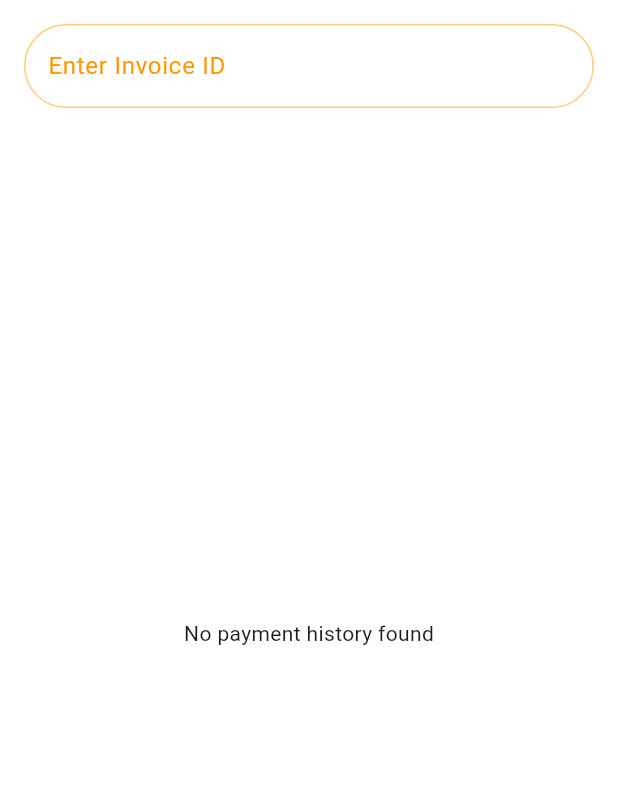
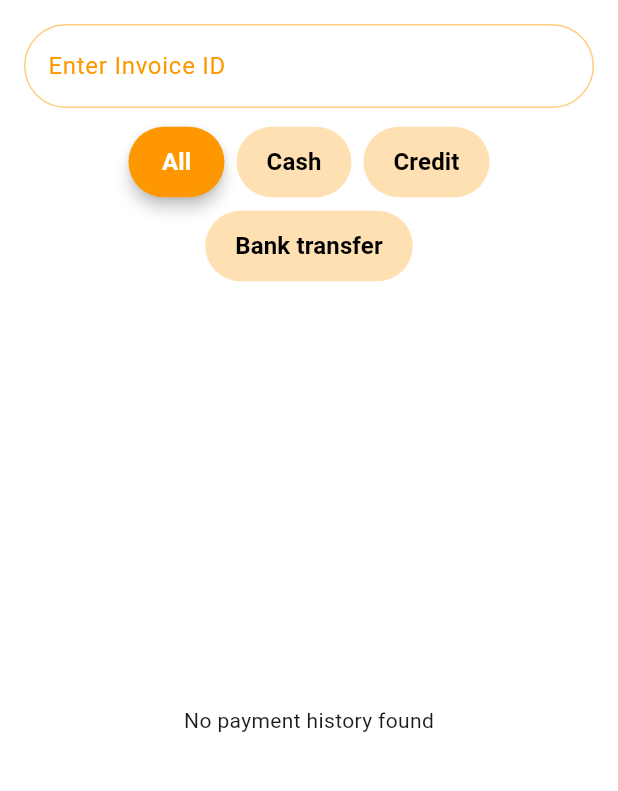
Before and after one commit to 1Mohamed1Gamal/ERP-assignment, a Flutter app: the PaymentHistoryLog screen opened directly, on a phone screen of 412 x 824 dp, the part 84-875 px from its top. Run offline on Flutter 3.47's test engine with Material 3 defaults, Android fonts, the phone set to English and light mode, and no system bars; our stand-ins replace cloud_firestore, firebase_auth, firebase_core, fluttertoast, google_fonts, open_file and 1 more; accounts and stored records are empty.

Commit message:
final commit

```diff
--- a/lib/invoice_status.dart
+++ b/lib/invoice_status.dart
@@ -59,6 +59,11 @@ class InvoiceStatusService {
           'remaining': remaining,
         });
       }
+      // Remove duplicates by invoiceId
+      final seen = <String>{};
+      _allInvoices = _allInvoices
+          .where((invoice) => seen.add(invoice['invoiceId']))
+          .toList();
 
       applyFilterLocally(_selectedStatus, filterInvoiceId: null);
     } catch (e) {
--- a/lib/paymet_history.dart
+++ b/lib/paymet_history.dart
@@ -25,6 +25,23 @@ class _PaymentHistoryLogState extends State<PaymentHistoryLog>
   final Color iconColor = Colors.orange;
 
   String? get currentUserId => FirebaseAuth.instance.currentUser?.uid;
+
+  // --- Payment Method Filter State ---
+  String _selectedMethodFilter = 'all';
+  final List<String> _methodFilters = [
+    'all',
+    'cash',
+    'credit',
+    'bank transfer'
+  ];
+  List<Map<String, dynamic>> get filteredPayments {
+    if (_selectedMethodFilter == 'all') return payments;
+    return payments
+        .where(
+            (p) => (p['method'] ?? '').toLowerCase() == _selectedMethodFilter)
+        .toList();
+  }
+  // --- End Payment Method Filter State ---
 
   @override
   void initState() {
@@ -88,6 +105,9 @@ class _PaymentHistoryLogState extends State<PaymentHistoryLog>
       }).toList();
 
       payments = fetchedPayments;
+      // Remove duplicates by paymentId
+      final seen = <String>{};
+      payments = payments.where((p) => seen.add(p['paymentId'])).toList();
       // Sort payments by paidAt from recent to older
       payments.sort((a, b) {
         final aPaidAt = a['paidAt'];
@@ -141,6 +161,9 @@ class _PaymentHistoryLogState extends State<PaymentHistoryLog>
       }).toList();
 
       payments = fetchedPayments;
+      // Remove duplicates by paymentId
+      final seen = <String>{};
+      payments = payments.where((p) => seen.add(p['paymentId'])).toList();
       // Sort payments by paidAt from recent to older
       payments.sort((a, b) {
         final aPaidAt = a['paidAt'];
@@ -271,6 +294,56 @@ class _PaymentHistoryLogState extends State<PaymentHistoryLog>
     );
   }
 
+  Widget _buildMethodFilterButtons() {
+    return Wrap(
+      alignment: WrapAlignment.center,
+      spacing: 8,
+      runSpacing: 8,
+      children: _methodFilters.map((filter) {
+        final isSelected = _selectedMethodFilter == filter;
+        return ElevatedButton(
+          onPressed: () {
+            setState(() {
+              _selectedMethodFilter = filter;
+              _animationController?.reset();
+              _animationController?.forward();
+            });
+          },
+          style: ElevatedButton.styleFrom(
+            foregroundColor: isSelected ? Colors.white : Colors.black,
+            backgroundColor:
+                isSelected ? Colors.orange : Colors.orange.shade100,
+            shape: RoundedRectangleBorder(
+              borderRadius: BorderRadius.circular(30),
+            ),
+            padding: const EdgeInsets.symmetric(horizontal: 20, vertical: 12),
+            elevation: isSelected ? 4 : 0,
+          ),
+          child: Text(
+            filter[0].toUpperCase() + filter.substring(1),
+            style: const TextStyle(
+              fontWeight: FontWeight.bold,
+              fontSize: 16,
+            ),
+          ),
+        );
+      }).toList(),
+    );
+  }
+
+  Widget _buildAnimatedPaymentCard(Map<String, dynamic> payment, int index) {
+    return FadeTransition(
+      opacity: _fadeAnimation!,
+      child: SlideTransition(
+        position: Tween<Offset>(
+          begin: const Offset(0, 0.2),
+          end: Offset.zero,
+        ).animate(_fadeAnimation!),
+        child: _buildPaymentCard(payment),
+      ),
+    );
+  }
+
   @override
   Widget build(BuildContext context) {
     return Scaffold(
@@ -333,19 +406,22 @@ class _PaymentHistoryLogState extends State<PaymentHistoryLog>
                 ),
               );
             }),
-            SizedBox(height: 20),
+            const SizedBox(height: 12),
+            _buildMethodFilterButtons(),
+            const SizedBox(height: 20),
             Expanded(
               child: loading
                   ? Center(
                       child: CircularProgressIndicator(color: Colors.orange))
-                  : payments.isEmpty
+                  : filteredPayments.isEmpty
                       ? Center(child: Text('No payment history found'))
                       : FadeTransition(
                           opacity: _fadeAnimation!,
                           child: ListView.builder(
-                            itemCount: payments.length,
+                            itemCount: filteredPayments.length,
                             itemBuilder: (_, index) =>
-                                _buildPaymentCard(payments[index]),
+                                _buildAnimatedPaymentCard(
+                                    filteredPayments[index], index),
                           ),
                         ),
             ),
```
Also changed, not shown: lib/invoiceStatusPage.dart (+9 -0 lines), lib/payment_page.dart (+3 -8 lines), lib/report.dart (+23 -0 lines).
